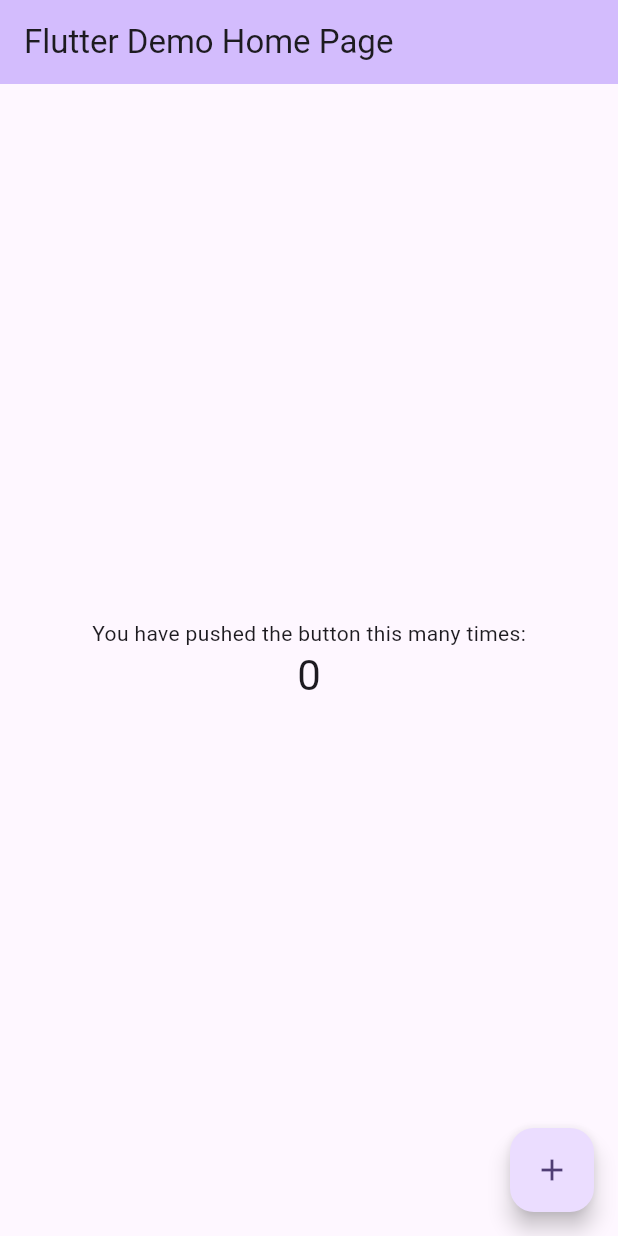
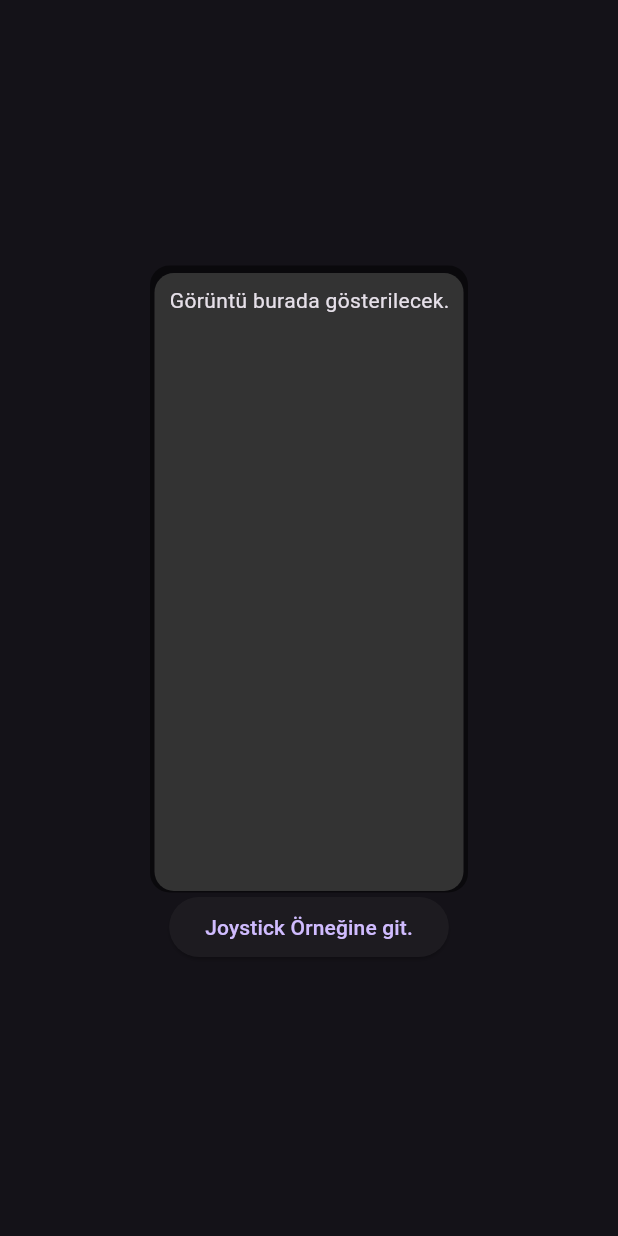
Before and after one commit to sayarturgut/Roof-Inspector, a Flutter app: the screen it shows after launch, on a phone screen of 412 x 824 dp. Run offline on Flutter 3.47's test engine with Material 3 defaults, Android fonts, the light colour scheme and no system bars; missing offline and left inert: flutter_joystick, svg_flutter.

Commit message:
aa
eşlendi

```diff
--- /dev/null
+++ b/lib/Container.dart
@@ -0,0 +1,39 @@
+import 'package:flutter/material.dart';
+
+class ContainerCam extends StatelessWidget {
+  final Widget singleElement;
+  final double containerWidth;
+  final double containerHeight;
+
+  ContainerCam({
+    required this.singleElement,
+    required this.containerWidth,
+    required this.containerHeight,
+  });
+
+  @override
+  Widget build(BuildContext context) {
+    return Container(
+      width: containerWidth,
+      height: containerHeight,
+      padding: EdgeInsets.all(8.0),
+      decoration: BoxDecoration(
+        color: Color(0xFF333333),
+        shape: BoxShape.rectangle,
+        borderRadius: BorderRadius.circular(13),
+        boxShadow: [
+          BoxShadow(
+            color: Colors.black.withOpacity(0.5),
+            blurStyle: BlurStyle.inner,
+            spreadRadius: 3,
+            offset: const Offset(0, -2),
+          ),
+        ],
+      ),
+      child: Padding(
+        padding: const EdgeInsets.only(left: 1.0),
+        child: singleElement,
+      ),
+    );
+  }
+}
--- /dev/null
+++ b/lib/MainMenu.dart
@@ -0,0 +1,45 @@
+import 'package:flutter/material.dart';
+import 'package:roffinspection/Container.dart';
+import 'package:roffinspection/joystickexample.dart';
+
+class ControlPage extends StatefulWidget {
+  const ControlPage({super.key});
+
+  @override
+  State<ControlPage> createState() => _ControlPageState();
+}
+
+class _ControlPageState extends State<ControlPage> {
+  @override
+  Widget build(BuildContext context) {
+    double screenWidth = MediaQuery.of(context).size.width;
+    double screenHeight = MediaQuery.of(context).size.height;
+    return Scaffold(
+      body: Center(
+        child: Column(
+          mainAxisAlignment: MainAxisAlignment.center,
+          children: [
+            GestureDetector(
+              child: ContainerCam(
+                  singleElement: Text(
+                    "Görüntü burada gösterilecek.",
+                    textAlign: TextAlign.center,
+                  ),
+                  containerWidth: screenWidth * 0.5,
+                  containerHeight: screenHeight * 0.5),
+            ),
+            ElevatedButton(
+              onPressed: () {
+                Navigator.push(
+                  context,
+                  MaterialPageRoute(builder: (context) => MainPage()),
+                );
+              },
+              child: Text('Joystick Örneğine git.'),
+            )
+          ],
+        ),
+      ),
+    );
+  }
+}
--- a/lib/main.dart
+++ b/lib/main.dart
@@ -1,125 +1,71 @@
 import 'package:flutter/material.dart';
+import 'package:flutter/services.dart';
+import 'package:roffinspection/MainMenu.dart';
+import 'package:roffinspection/SVG/svg.dart';
+import 'package:svg_flutter/svg_flutter.dart';
 
 void main() {
-  runApp(const MyApp());
+  runApp(const RF());
 }
 
-class MyApp extends StatelessWidget {
-  const MyApp({super.key});
+class RF extends StatelessWidget {
+  const RF({super.key});
 
-  // This widget is the root of your application.
   @override
   Widget build(BuildContext context) {
     return MaterialApp(
-      title: 'Flutter Demo',
-      theme: ThemeData(
-        // This is the theme of your application.
-        //
-        // TRY THIS: Try running your application with "flutter run". You'll see
-        // the application has a purple toolbar. Then, without quitting the app,
-        // try changing the seedColor in the colorScheme below to Colors.green
-        // and then invoke "hot reload" (save your changes or press the "hot
-        // reload" button in a Flutter-supported IDE, or press "r" if you used
-        // the command line to start the app).
-        //
-        // Notice that the counter didn't reset back to zero; the application
-        // state is not lost during the reload. To reset the state, use hot
-        // restart instead.
-        //
-        // This works for code too, not just values: Most code changes can be
-        // tested with just a hot reload.
-        colorScheme: ColorScheme.fromSeed(seedColor: Colors.deepPurple),
-        useMaterial3: true,
+      debugShowCheckedModeBanner: false,
+      theme: ThemeData.dark().copyWith(
+        appBarTheme: const AppBarTheme(
+          systemOverlayStyle: SystemUiOverlayStyle.light,
+          centerTitle: true,
+          backgroundColor: Color(0xFF333333),
+          foregroundColor: Colors.white,
+          elevation: 0,
+        ),
       ),
-      home: const MyHomePage(title: 'Flutter Demo Home Page'),
+      home: RoofInspector(),
     );
   }
 }
 
-class MyHomePage extends StatefulWidget {
-  const MyHomePage({super.key, required this.title});
-
-  // This widget is the home page of your application. It is stateful, meaning
-  // that it has a State object (defined below) that contains fields that affect
-  // how it looks.
-
-  // This class is the configuration for the state. It holds the values (in this
-  // case the title) provided by the parent (in this case the App widget) and
-  // used by the build method of the State. Fields in a Widget subclass are
-  // always marked "final".
-
-  final String title;
+class RoofInspector extends StatefulWidget {
+  const RoofInspector({Key? key}) : super(key: key);
 
   @override
-  State<MyHomePage> createState() => _MyHomePageState();
+  State<RoofInspector> createState() => _RoofInspectorState();
 }
 
-class _MyHomePageState extends State<MyHomePage> {
-  int _counter = 0;
+class _RoofInspectorState extends State<RoofInspector> {
+  @override
+  void initState() {
+    super.initState();
 
-  void _incrementCounter() {
-    setState(() {
-      // This call to setState tells the Flutter framework that something has
-      // changed in this State, which causes it to rerun the build method below
-      // so that the display can reflect the updated values. If we changed
-      // _counter without calling setState(), then the build method would not be
-      // called again, and so nothing would appear to happen.
-      _counter++;
+    Future.delayed(const Duration(seconds: 3), () {
+      Navigator.pushReplacement(
+        context,
+        MaterialPageRoute(builder: (context) => const ControlPage()),
+      );
     });
   }
 
   @override
   Widget build(BuildContext context) {
-    // This method is rerun every time setState is called, for instance as done
-    // by the _incrementCounter method above.
-    //
-    // The Flutter framework has been optimized to make rerunning build methods
-    // fast, so that you can just rebuild anything that needs updating rather
-    // than having to individually change instances of widgets.
+    double screenWidth = MediaQuery.of(context).size.width;
+    double screenHeight = MediaQuery.of(context).size.height;
     return Scaffold(
-      appBar: AppBar(
-        // TRY THIS: Try changing the color here to a specific color (to
-        // Colors.amber, perhaps?) and trigger a hot reload to see the AppBar
-        // change color while the other colors stay the same.
-        backgroundColor: Theme.of(context).colorScheme.inversePrimary,
-        // Here we take the value from the MyHomePage object that was created by
-        // the App.build method, and use it to set our appbar title.
-        title: Text(widget.title),
-      ),
       body: Center(
-        // Center is a layout widget. It takes a single child and positions it
-        // in the middle of the parent.
         child: Column(
-          // Column is also a layout widget. It takes a list of children and
-          // arranges them vertically. By default, it sizes itself to fit its
-          // children horizontally, and tries to be as tall as its parent.
-          //
-          // Column has various properties to control how it sizes itself and
-          // how it positions its children. Here we use mainAxisAlignment to
-          // center the children vertically; the main axis here is the vertical
-          // axis because Columns are vertical (the cross axis would be
-          // horizontal).
-          //
-          // TRY THIS: Invoke "debug painting" (choose the "Toggle Debug Paint"
-          // action in the IDE, or press "p" in the console), to see the
-          // wireframe for each widget.
           mainAxisAlignment: MainAxisAlignment.center,
-          children: <Widget>[
-            const Text(
-              'You have pushed the button this many times:',
-            ),
-            Text(
-              '$_counter',
-              style: Theme.of(context).textTheme.headlineMedium,
+          children: [
+            SvgPicture.string(
+              AnasayfaSVG,
+              width: (screenWidth * 0.1),
+              height: (screenHeight * 0.1),
             ),
           ],
         ),
       ),
-      floatingActionButton: FloatingActionButton(
-        onPressed: _incrementCounter,
-        tooltip: 'Increment',
-        child: const Icon(Icons.add),
-      ), // This trailing comma makes auto-formatting nicer for build methods.
     );
   }
 }
--- a/pubspec.yaml
+++ b/pubspec.yaml
@@ -35,6 +35,8 @@ dependencies:
   # The following adds the Cupertino Icons font to your application.
   # Use with the CupertinoIcons class for iOS style icons.
   cupertino_icons: ^1.0.2
+  svg_flutter: ^0.0.1
+  flutter_joystick: ^0.0.4
 
 dev_dependencies:
   flutter_test:
```
Also changed, not shown: lib/SVG/svg.dart (added, +20 -0 lines), lib/joystickexample.dart (added, +312 -0 lines), flutter_01.png (added), pubspec.lock, 1 other file.
